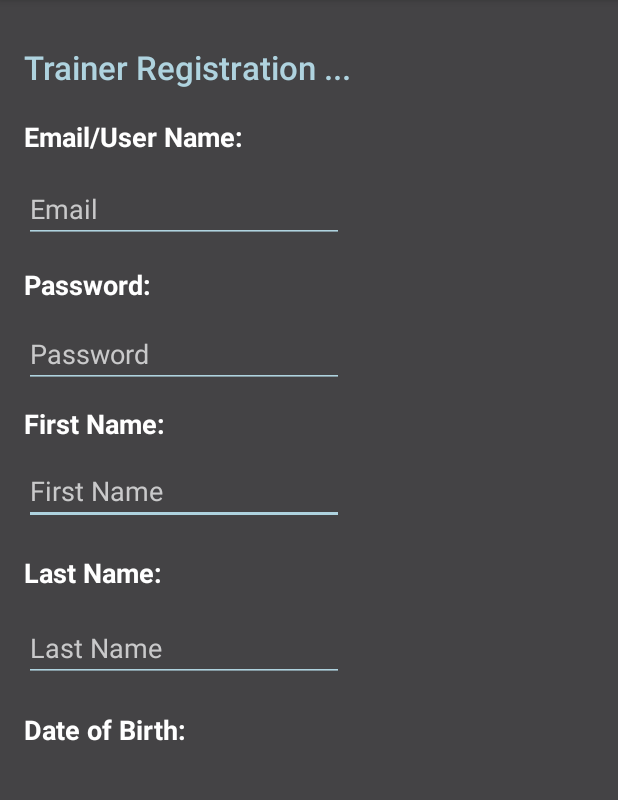
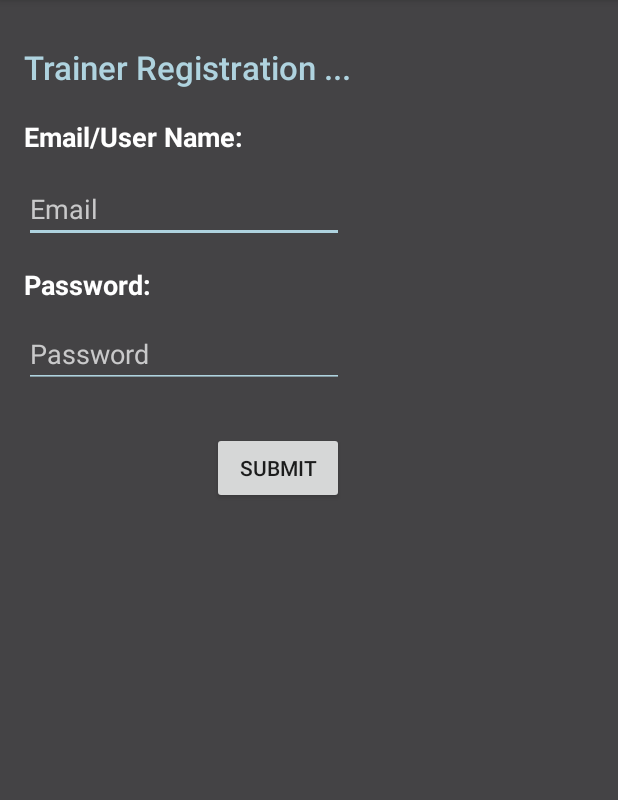
Before and after one commit to justinLujan716/TogetherFit, an Android app: the TrainerRegistration screen opened directly, with no data from a screen before it, on a phone screen of 412 x 824 dp, the part 84-884 px from its top. Run offline under Robolectric (Android 15) with nearby library versions, the phone set to English and light mode, and no system bars; our stand-ins replace Firebase (no records; nobody signed in at launch, a user with empty details on screens opened directly).

Commit message:
Coded on 10/2/2016

```diff
--- a/app/build.gradle
+++ b/app/build.gradle
@@ -26,5 +26,7 @@ dependencies {
     })
     compile 'com.android.support:appcompat-v7:23.4.0'
     compile 'com.android.support:design:23.4.0'
+    compile 'com.google.firebase:firebase-auth:9.0.2'
     testCompile 'junit:junit:4.12'
 }
+apply plugin: 'com.google.gms.google-services'
--- a/app/src/main/java/com/example/heem/togetherfit/MainActivity.java
+++ b/app/src/main/java/com/example/heem/togetherfit/MainActivity.java
@@ -5,6 +5,7 @@ import android.support.v7.app.AppCompatActivity;
 import android.os.Bundle;
 import android.view.*;
 import android.widget.Button;
+
 
 public class MainActivity extends AppCompatActivity {
 
--- a/app/src/main/java/com/example/heem/togetherfit/TrainerRegistration.java
+++ b/app/src/main/java/com/example/heem/togetherfit/TrainerRegistration.java
@@ -7,14 +7,87 @@ import android.support.v4.app.FragmentActivity;
 import android.app.Dialog;
 import android.app.DatePickerDialog;
 import android.support.v4.app.DialogFragment;
+//---------------------------
+//This part from Jingyu Wang
+import android.content.Intent;
+import android.os.Bundle;
+import android.support.annotation.NonNull;
+import android.support.v7.app.AppCompatActivity;
+import android.text.TextUtils;
+import android.view.View;
+import android.widget.Button;
+import android.widget.EditText;
+import android.widget.ProgressBar;
+import android.widget.Toast;
+import com.google.android.gms.tasks.OnCompleteListener;
+import com.google.android.gms.tasks.Task;
+import com.google.firebase.auth.AuthResult;
+import com.google.firebase.auth.FirebaseAuth;
+//-----------------------
+
+public class TrainerRegistration extends AppCompatActivity {
 
 
-public class TrainerRegistration extends AppCompatActivity {
+    private EditText inputEmail, inputPassword;
+    private Button btnSignUp;
+    private FirebaseAuth auth;
 
     @Override
     protected void onCreate(Bundle savedInstanceState) {
         super.onCreate(savedInstanceState);
         setContentView(R.layout.activity_trainer_registration);
 
+        //Get Firebase auth instance
+        auth = FirebaseAuth.getInstance();
+//load data
+        btnSignUp = (Button) findViewById(R.id.sign_up_button);
+        inputEmail = (EditText) findViewById(R.id.userEmailTrainer2);
+        inputPassword = (EditText) findViewById(R.id.userPassTrainer2);
+//---------------------------------------------
+
+        btnSignUp.setOnClickListener(new View.OnClickListener() {
+            @Override
+            public void onClick(View v) {
+
+                String email = inputEmail.getText().toString().trim();
+                String password = inputPassword.getText().toString().trim();
+
+                if (TextUtils.isEmpty(email)) {
+                    Toast.makeText(getApplicationContext(), "Enter email address!", Toast.LENGTH_SHORT).show();
+                    return;
+                }
+
+                if (TextUtils.isEmpty(password)) {
+                    Toast.makeText(getApplicationContext(), "Enter password!", Toast.LENGTH_SHORT).show();
+                    return;
+                }
+
+                if (password.length() < 6) {
+                    Toast.makeText(getApplicationContext(), "Password too short, enter minimum 6 characters!", Toast.LENGTH_SHORT).show();
+                    return;
+                }
+
+                //create user
+                auth.createUserWithEmailAndPassword(email, password)
+                        .addOnCompleteListener(TrainerRegistration.this, new OnCompleteListener<AuthResult>() {
+                            @Override
+                            public void onComplete(@NonNull Task<AuthResult> task) {
+                                Toast.makeText(TrainerRegistration.this, "createUserWithEmail:onComplete:" + task.isSuccessful(), Toast.LENGTH_SHORT).show();
+
+                                // If sign in fails, display a message to the user. If sign in succeeds
+                                // the auth state listener will be notified and logic to handle the
+                                // signed in user can be handled in the listener.
+                                if (!task.isSuccessful()) {
+                                    Toast.makeText(TrainerRegistration.this, "Authentication failed." + task.getException(),
+                                            Toast.LENGTH_SHORT).show();
+                                } else {
+                                    startActivity(new Intent(TrainerRegistration.this, MainActivity.class));
+                                    finish();
+                                }
+                            }
+                        });
+
+            }
+        });
     }
 }
--- a/app/src/main/res/layout/activity_trainer_registration.xml
+++ b/app/src/main/res/layout/activity_trainer_registration.xml
@@ -10,6 +10,7 @@
     android:paddingRight="@dimen/activity_horizontal_margin"
     android:paddingTop="@dimen/activity_vertical_margin"
     tools:context="com.example.heem.togetherfit.TrainerRegistration">
+
     <TextView
         android:text="Trainer Registration ..."
         android:layout_width="wrap_content"
@@ -38,30 +39,17 @@
         android:layout_alignParentStart="true" />
 
     <TextView
-        android:text="Last Name:"
+        android:text="Password:"
+        android:textColor="#ffffff"
+        android:textStyle="bold"
         android:layout_width="wrap_content"
         android:layout_height="wrap_content"
-        android:id="@+id/LastNameTrainer"
-        android:textColor="#ffffff"
-        android:textStyle="bold"
+        android:id="@+id/UserPassReg"
         android:textSize="18dp"
-        android:layout_below="@+id/editText4"
+        android:layout_below="@+id/userEmailTrainer2"
         android:layout_alignParentLeft="true"
         android:layout_alignParentStart="true"
-        android:layout_marginTop="19dp" />
-
-    <TextView
-        android:text="Date of Birth:"
-        android:layout_width="wrap_content"
-        android:layout_height="wrap_content"
-        android:layout_below="@+id/LastNameTrainerReg"
-        android:layout_alignParentLeft="true"
-        android:layout_alignParentStart="true"
-        android:layout_marginTop="19dp"
-        android:id="@+id/DateOfBirthTrainer"
-        android:textColor="#ffffff"
-        android:textStyle="bold"
-        android:textSize="18dp"/>
+        android:layout_marginTop="15dp" />
 
     <requestFocus />
 
@@ -76,21 +64,6 @@
             android:layout_height="wrap_content"
             android:orientation="vertical" />
     </ScrollView>
-
-    <EditText
-        android:layout_width="wrap_content"
-        android:layout_height="wrap_content"
-        android:inputType="textPersonName"
-        android:textColorHint="#C9C9CA"
-        android:textColor="#ffffff"
-        android:ems="10"
-        android:id="@+id/editText4"
-        android:backgroundTint="#AFD3DF"
-        android:hint="First Name"
-        android:layout_below="@+id/FirstNameTrainer"
-        android:layout_alignParentLeft="true"
-        android:layout_alignParentStart="true"
-        android:layout_marginTop="10dp" />
 
     <EditText
         android:layout_width="wrap_content"
@@ -122,44 +95,14 @@
         android:layout_alignParentStart="true"
         android:layout_marginTop="11dp" />
 
-    <TextView
-        android:text="First Name:"
+    <Button
+        android:text="Submit"
         android:layout_width="wrap_content"
         android:layout_height="wrap_content"
-        android:id="@+id/FirstNameTrainer"
-        android:textColor="#ffffff"
-        android:textStyle="bold"
-        android:textSize="18dp"
+        android:layout_marginTop="29dp"
+        android:id="@+id/sign_up_button"
         android:layout_below="@+id/userPassTrainer2"
-        android:layout_alignParentLeft="true"
-        android:layout_alignParentStart="true"
-        android:layout_marginTop="11dp" />
+        android:layout_alignRight="@+id/userPassTrainer2"
+        android:layout_alignEnd="@+id/userPassTrainer2" />
 
-    <EditText
-        android:layout_width="wrap_content"
-        android:layout_height="wrap_content"
-        android:inputType="textPersonName"
-        android:textColorHint="#C9C9CA"
-        android:textColor="#ffffff"
-        android:ems="10"
-        android:id="@+id/LastNameTrainerReg"
-        android:backgroundTint="#AFD3DF"
-        android:hint="Last Name"
-        android:layout_below="@+id/LastNameTrainer"
-        android:layout_alignParentLeft="true"
-        android:layout_alignParentStart="true"
-        android:layout_marginTop="15dp" />
-
-    <TextView
-        android:text="Password:"
-        android:textColor="#ffffff"
-        android:textStyle="bold"
-        android:layout_width="wrap_content"
-        android:layout_height="wrap_content"
-        android:id="@+id/UserPassReg"
-        android:textSize="18dp"
-        android:layout_below="@+id/userEmailTrainer2"
-        android:layout_alignParentLeft="true"
-        android:layout_alignParentStart="true"
-        android:layout_marginTop="15dp" />
 </RelativeLayout>
--- a/build.gradle
+++ b/build.gradle
@@ -6,6 +6,7 @@ buildscript {
     }
     dependencies {
         classpath 'com.android.tools.build:gradle:2.2.2'
+		classpath 'com.google.gms:google-services:3.0.0'
 
         // NOTE: Do not place your application dependencies here; they belong
         // in the individual module build.gradle files
```
Also changed, not shown: app/src/main/java/com/example/heem/togetherfit/TrainerLogin.java (+78 -15 lines), app/src/main/res/layout/activity_student_login.xml (+10 -12 lines), app/src/main/res/layout/activity_trainer_login.xml (+35 -37 lines), 5 other files.
